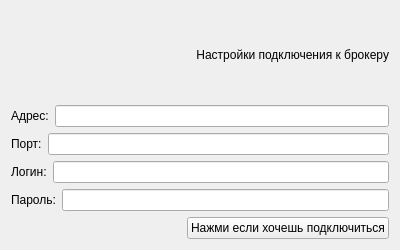
Qt form form.ui (kuzia99/aqua_control) before a commit.
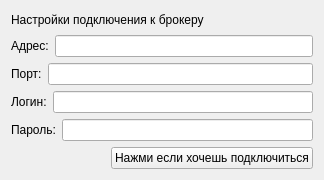
The same form after that commit.

What changed in the file:
```diff
--- a/form.ui
+++ b/form.ui
@@ -6,10 +6,22 @@
    <rect>
     <x>0</x>
     <y>0</y>
-    <width>400</width>
-    <height>250</height>
+    <width>324</width>
+    <height>180</height>
    </rect>
   </property>
+  <property name="minimumSize">
+   <size>
+    <width>324</width>
+    <height>180</height>
+   </size>
+  </property>
+  <property name="maximumSize">
+   <size>
+    <width>624</width>
+    <height>380</height>
+   </size>
+  </property>
   <property name="windowTitle">
    <string>форма настройки</string>
   </property>
@@ -20,7 +32,7 @@
       <string>Настройки подключения к брокеру</string>
      </property>
      <property name="alignment">
-      <set>Qt::AlignRight|Qt::AlignTrailing|Qt::AlignVCenter</set>
+      <set>Qt::AlignLeading|Qt::AlignLeft|Qt::AlignVCenter</set>
      </property>
     </widget>
    </item>
```
